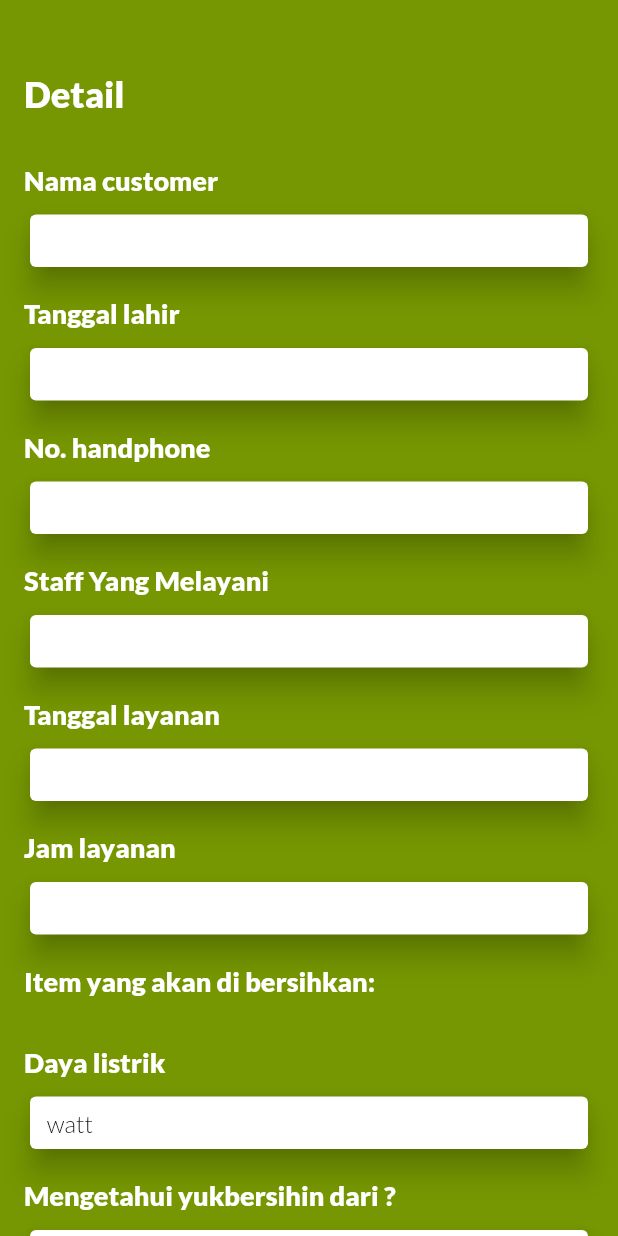
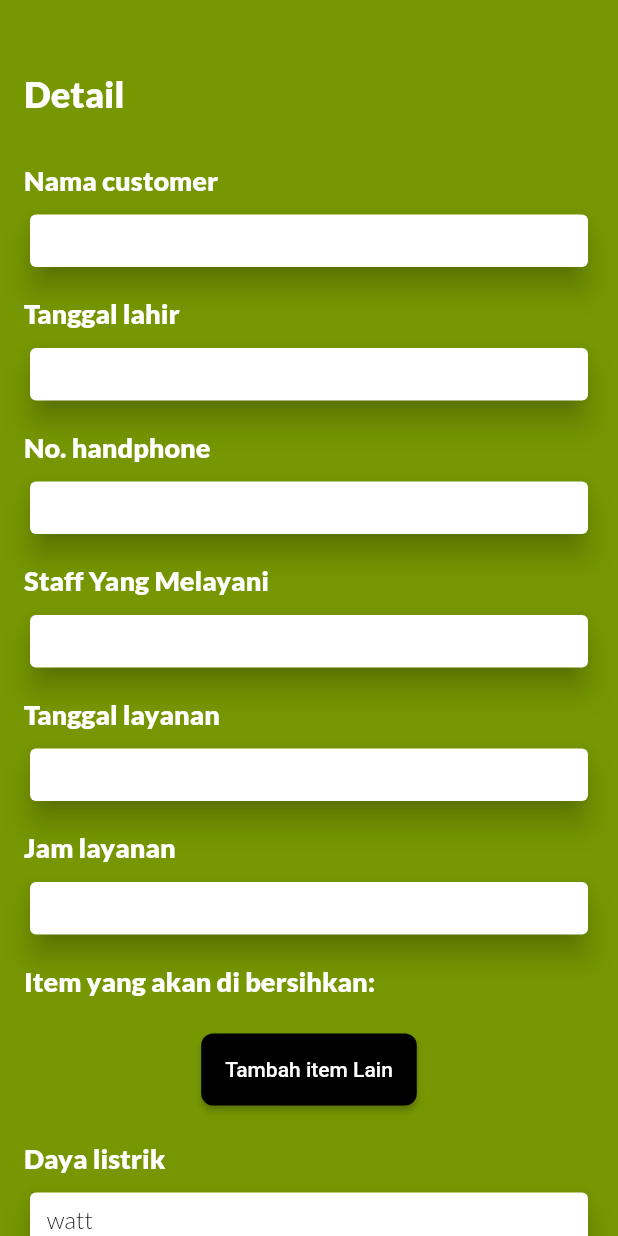
Before and after one commit to SatriaArioD/staff_cleaner_1023, a Flutter app: the ScheduleDetailScreen screen opened directly with empty values, on a phone screen of 412 x 824 dp. Run offline on Flutter 3.47's test engine with Material 2 defaults, Android fonts, the phone set to English and light mode, and no system bars; our stand-ins replace animated_notch_bottom_bar, carousel_slider, cloud_firestore, dropdown_textfield, equatable, firebase_auth and 11 more; missing offline and left inert: flutter_map_directions; accounts and stored records are empty.

Commit message:
(ui) fix card schedule & update item on staff

```diff
--- a/lib/screens/general/schedule_detail_screen.dart
+++ b/lib/screens/general/schedule_detail_screen.dart
@@ -1,6 +1,9 @@
 import 'package:flutter/material.dart';
+import 'package:flutter_bloc/flutter_bloc.dart';
 import 'package:staff_cleaner/models/schedule_model.dart';
 import 'package:staff_cleaner/screens/staff/home/section/detail/section/map/map_screen.dart';
+import 'package:staff_cleaner/services/schedule_service.dart';
+import 'package:staff_cleaner/values/constant.dart';
 import 'package:staff_cleaner/values/screen_utils.dart';
 
 import '../../../../../component/button/button_component.dart';
@@ -15,14 +18,21 @@ import '../../../../../values/widget_utils.dart';
 
 class ScheduleDetailScreen extends StatefulWidget {
   final ScheduleModel schedule;
+  final bool isAdmin;
 
-  const ScheduleDetailScreen({super.key, required this.schedule});
+  const ScheduleDetailScreen({
+    super.key,
+    required this.schedule,
+    required this.isAdmin,
+  });
 
   @override
   State<ScheduleDetailScreen> createState() => _ScheduleDetailScreenState();
 }
 
 class _ScheduleDetailScreenState extends State<ScheduleDetailScreen> {
+  List<Map<dynamic, dynamic>> items = [];
+
   @override
   Widget build(BuildContext context) {
     return Scaffold(
@@ -95,7 +105,7 @@ class _ScheduleDetailScreenState extends State<ScheduleDetailScreen> {
                           child: SizedBox(
                             width: 1.0.w,
                             child: TextComponent(
-                              "1. [${e["service"]}] ${e["item"]}",
+                              "${index + 1}. [${e["service"]}] ${e["item"]}",
                               size: 16,
                               weight: Lato.Light,
                             ),
@@ -107,6 +117,77 @@ class _ScheduleDetailScreenState extends State<ScheduleDetailScreen> {
                   );
                 },
               ),
+              if (!widget.isAdmin) ...[
+                V(8),
+                Column(
+                  mainAxisSize: MainAxisSize.min,
+                  crossAxisAlignment: CrossAxisAlignment.start,
+                  children: List.generate(
+                    items.length,
+                    (index) => Container(
+                      margin: EdgeInsets.only(top: index == 0 ? 0 : 8),
+                      child: Card(
+                        elevation: 8,
+                        clipBehavior: Clip.hardEdge,
+                        child: Padding(
+                          padding: const EdgeInsets.all(8.0),
+                          child: Row(
+                            mainAxisAlignment: MainAxisAlignment.spaceBetween,
+                            children: [
+                              TextComponent(
+                                "${index + 1}. [${items[index]["service"]}] ${items[index]["item"]}",
+                                size: 10,
+                                weight: Lato.Light,
+                              ),
+                              IconButton(
+                                onPressed: () {
+                                  setState(() {
+                                    items.removeAt(index);
+                                  });
+                                },
+                                icon: const Icon(Icons.remove),
+                              ),
+                            ],
+                          ),
+                        ),
+                      ),
+                    ),
+                  ),
+                ),
+                V(8),
+                Center(
+                  child: ButtonElevatedComponent(
+                    "Tambah item Lain",
+                    onPressed: () {
+                      return dialogList(
+                          title: "Services",
+                          item: listItemLayanan,
+                          onGetItem: (service) {
+                            logO("service", m: service);
+
+                            String title = service["title"];
+                            List<Map<String, dynamic>> itemYangDibersihkan =
+                                listItemDibershikan[title]!;
+
+                            return dialogList(
+                                title: "Item",
+                                item: itemYangDibersihkan,
+                                onGetItem: (item) {
+                                  setState(() {
+                                    items.add({
+                                      "service": title,
+                                      "item": item["title"],
+                                      "harga": item["harga"]
+                                    });
+                                  });
+
+                                  logO("item", m: item);
+                                });
+                          });
+                    },
+                  ),
+                ),
+              ],
               V(24),
               CardTextComponent(
                 "Daya listrik",
@@ -150,7 +231,27 @@ class _ScheduleDetailScreenState extends State<ScheduleDetailScreen> {
                     navigatePop();
                   },
                 ),
-              )
+              ),
+              if (items.isNotEmpty) ...[
+                V(16),
+                Center(
+                  child: ButtonElevatedComponent(
+                    "Update Data",
+                    onPressed: () {
+                      context.read<ScheduleService>().update(
+                            schedule: widget.schedule.copyWith(
+                              items: [
+                                ...widget.schedule.items!,
+                                ...items,
+                              ],
+                            ),
+                          );
+
+                      Navigator.pop(context);
+                    },
+                  ),
+                ),
+              ],
             ]),
           ),
         ),
```
Also changed, not shown: lib/component/card/card_schedule.dart (+8 -2 lines).
